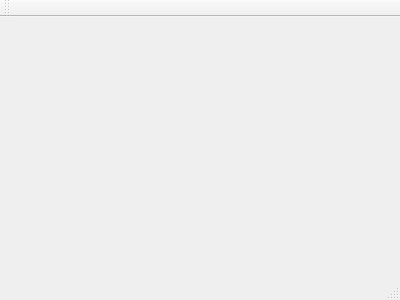
Old version of the form Projet_IHM/Simulation/mainwindow.ui in the repository qwendling/TPNote_IHM.
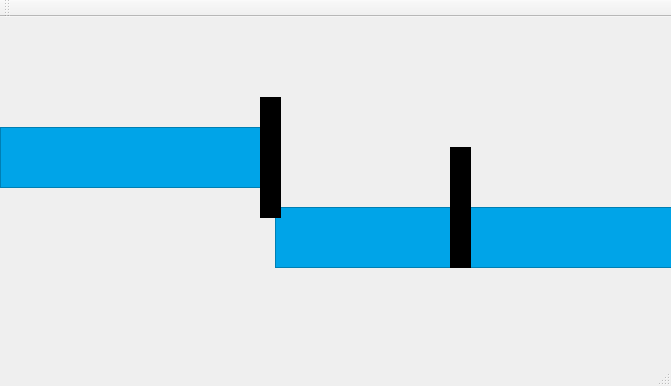
New version of the form. Icons and pictures are not drawn.

Commit message: 1er visuelle decor Simulation

The edit to the form file:
```diff
--- a/Projet_IHM/Simulation/mainwindow.ui
+++ b/Projet_IHM/Simulation/mainwindow.ui
@@ -1,24 +1,187 @@
 <ui version="4.0">
  <class>MainWindow</class>
- <widget class="QMainWindow" name="MainWindow" >
-  <property name="geometry" >
+ <widget class="QMainWindow" name="MainWindow">
+  <property name="geometry">
    <rect>
     <x>0</x>
     <y>0</y>
-    <width>400</width>
-    <height>300</height>
+    <width>671</width>
+    <height>386</height>
    </rect>
   </property>
   <property name="windowTitle" >
    <string>MainWindow</string>
   </property>
-  <widget class="QMenuBar" name="menuBar" />
-  <widget class="QToolBar" name="mainToolBar" />
-  <widget class="QWidget" name="centralWidget" />
-  <widget class="QStatusBar" name="statusBar" />
+  <widget class="QWidget" name="centralWidget">
+   <widget class="QLabel" name="Terre">
+    <property name="geometry">
+     <rect>
+      <x>0</x>
+      <y>170</y>
+      <width>671</width>
+      <height>151</height>
+     </rect>
+    </property>
+    <property name="text">
+     <string/>
+    </property>
+    <property name="pixmap">
+     <pixmap>../../RessourcesGraph/Ecluse.png</pixmap>
+    </property>
+    <property name="scaledContents">
+     <bool>true</bool>
+    </property>
+   </widget>
+   <widget class="QLabel" name="label">
+    <property name="geometry">
+     <rect>
+      <x>240</x>
+      <y>270</y>
+      <width>21</width>
+      <height>21</height>
+     </rect>
+    </property>
+    <property name="text">
+     <string/>
+    </property>
+    <property name="pixmap">
+     <pixmap>../../RessourcesGraph/GreenFire.png</pixmap>
+    </property>
+    <property name="scaledContents">
+     <bool>true</bool>
+    </property>
+   </widget>
+   <widget class="QLabel" name="label_2">
+    <property name="geometry">
+     <rect>
+      <x>452</x>
+      <y>268</y>
+      <width>23</width>
+      <height>23</height>
+     </rect>
+    </property>
+    <property name="text">
+     <string/>
+    </property>
+    <property name="pixmap">
+     <pixmap>../../RessourcesGraph/GreenFire.png</pixmap>
+    </property>
+    <property name="scaledContents">
+     <bool>true</bool>
+    </property>
+   </widget>
+   <widget class="QLabel" name="label_3">
+    <property name="geometry">
+     <rect>
+      <x>452</x>
+      <y>268</y>
+      <width>23</width>
+      <height>23</height>
+     </rect>
+    </property>
+    <property name="text">
+     <string/>
+    </property>
+    <property name="pixmap">
+     <pixmap>../../RessourcesGraph/RedFire.png</pixmap>
+    </property>
+    <property name="scaledContents">
+     <bool>true</bool>
+    </property>
+   </widget>
+   <widget class="QLabel" name="label_4">
+    <property name="geometry">
+     <rect>
+      <x>240</x>
+      <y>270</y>
+      <width>21</width>
+      <height>21</height>
+     </rect>
+    </property>
+    <property name="text">
+     <string/>
+    </property>
+    <property name="pixmap">
+     <pixmap>../../RessourcesGraph/RedFire.png</pixmap>
+    </property>
+    <property name="scaledContents">
+     <bool>true</bool>
+    </property>
+   </widget>
+   <widget class="QGraphicsView" name="graphicsView">
+    <property name="geometry">
+     <rect>
+      <x>0</x>
+      <y>110</y>
+      <width>275</width>
+      <height>61</height>
+     </rect>
+    </property>
+    <property name="styleSheet">
+     <string notr="true">background-color: rgb(0, 164, 232);</string>
+    </property>
+   </widget>
+   <widget class="QGraphicsView" name="graphicsView_2">
+    <property name="geometry">
+     <rect>
+      <x>275</x>
+      <y>190</y>
+      <width>431</width>
+      <height>61</height>
+     </rect>
+    </property>
+    <property name="styleSheet">
+     <string notr="true">background-color: rgb(0, 164, 232);</string>
+    </property>
+   </widget>
+   <widget class="QGraphicsView" name="graphicsView_3">
+    <property name="geometry">
+     <rect>
+      <x>260</x>
+      <y>80</y>
+      <width>21</width>
+      <height>121</height>
+     </rect>
+    </property>
+    <property name="styleSheet">
+     <string notr="true">background-color: rgb(0, 0, 0);</string>
+    </property>
+   </widget>
+   <widget class="QGraphicsView" name="graphicsView_4">
+    <property name="geometry">
+     <rect>
+      <x>450</x>
+      <y>130</y>
+      <width>21</width>
+      <height>121</height>
+     </rect>
+    </property>
+    <property name="styleSheet">
+     <string notr="true">background-color: rgb(0, 0, 0);</string>
+    </property>
+   </widget>
+  </widget>
+  <widget class="QMenuBar" name="menuBar">
+   <property name="geometry">
+    <rect>
+     <x>0</x>
+     <y>0</y>
+     <width>671</width>
+     <height>26</height>
+    </rect>
+   </property>
+  </widget>
+  <widget class="QToolBar" name="mainToolBar">
+   <attribute name="toolBarArea">
+    <enum>TopToolBarArea</enum>
+   </attribute>
+   <attribute name="toolBarBreak">
+    <bool>false</bool>
+   </attribute>
+  </widget>
+  <widget class="QStatusBar" name="statusBar"/>
  </widget>
- <layoutDefault spacing="6" margin="11" />
- <pixmapfunction></pixmapfunction>
+ <layoutdefault spacing="6" margin="11"/>
  <resources/>
  <connections/>
 </ui>
```
Left out of the diff: 3 changed lines with no effect on the pictures. The commit also changes 1 other file.
